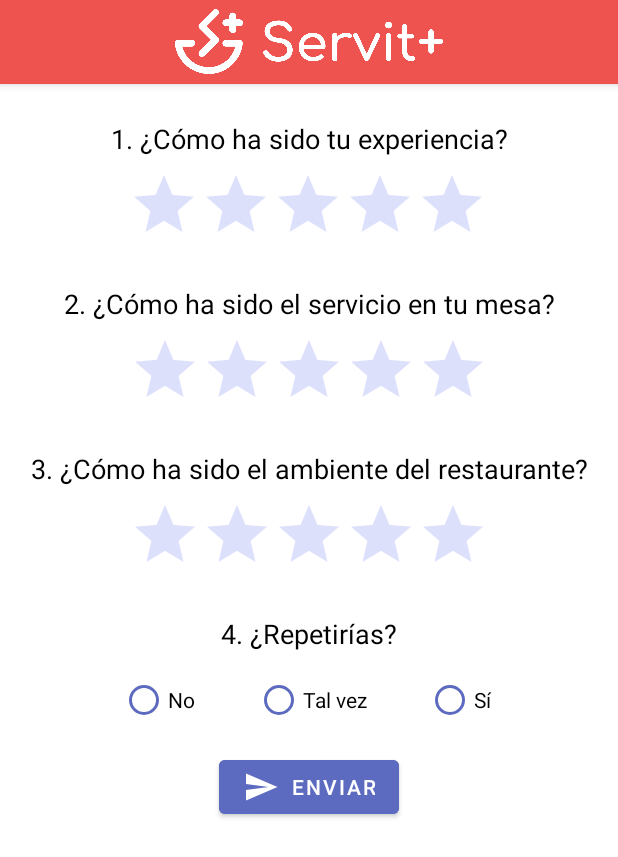
After one commit to fer227/ServitPlus, an Android app: the Valoracion screen opened directly, with no data from a screen before it, on a phone screen of 412 x 824 dp. The commit adds this screen. Shown: the top 857 px of the screen. Run offline under Robolectric (Android 15) with nearby library versions, the phone set to English and light mode, and no system bars.

Commit message:
Al solicitar cuenta, agradecimiento y valoración. Restart implementado también

```diff
--- a/app/src/main/AndroidManifest.xml
+++ b/app/src/main/AndroidManifest.xml
@@ -11,8 +11,10 @@
         android:label="@string/app_name"
         android:roundIcon="@mipmap/ic_launcher_round"
         android:supportsRtl="true"
-        android:usesCleartextTraffic="true"
-        android:theme="@style/Theme.Servit">
+        android:theme="@style/Theme.Servit"
+        android:usesCleartextTraffic="true">
+        <activity android:name=".Valoracion"></activity>
+        <activity android:name=".Agradecimiento" />
         <activity android:name=".MainActivity">
             <intent-filter>
                 <action android:name="android.intent.action.MAIN" />
--- /dev/null
+++ b/app/src/main/java/com/app/servit/Agradecimiento.java
@@ -0,0 +1,26 @@
+package com.app.servit;
+
+import androidx.appcompat.app.AppCompatActivity;
+
+import android.content.Intent;
+import android.os.Bundle;
+import android.view.View;
+import android.widget.Button;
+
+public class Agradecimiento extends AppCompatActivity {
+
+    @Override
+    protected void onCreate(Bundle savedInstanceState) {
+        super.onCreate(savedInstanceState);
+        setContentView(R.layout.agradecimiento);
+
+        Button ir_valoracion = findViewById(R.id.boton_Valoracion);
+
+        ir_valoracion.setOnClickListener(new View.OnClickListener() {
+            @Override
+            public void onClick(View v) {
+                startActivity(new Intent(Agradecimiento.this, Valoracion.class));
+            }
+        });
+    }
+}
--- /dev/null
+++ b/app/src/main/java/com/app/servit/Valoracion.java
@@ -0,0 +1,57 @@
+package com.app.servit;
+
+import androidx.appcompat.app.AppCompatActivity;
+
+import android.content.Intent;
+import android.os.Bundle;
+import android.view.View;
+import android.widget.Button;
+
+import com.app.servit.api.RetrofitService;
+import com.app.servit.utils.Utils;
+
+import retrofit2.Call;
+import retrofit2.Callback;
+import retrofit2.Response;
+
+public class Valoracion extends AppCompatActivity {
+
+    @Override
+    protected void onCreate(Bundle savedInstanceState) {
+        super.onCreate(savedInstanceState);
+
+        setContentView(R.layout.valoracion);
+        Button enviar_valoracion = findViewById(R.id.boton_fin);
+
+        enviar_valoracion.setOnClickListener(new View.OnClickListener() {
+            @Override
+            public void onClick(View v) {
+                RetrofitService.getInstance().vaciarPedidos().enqueue(new Callback<Void>() {
+                    @Override
+                    public void onResponse(Call<Void> call, Response<Void> response) {
+
+                    }
+
+                    @Override
+                    public void onFailure(Call<Void> call, Throwable t) {
+                        Utils.enviarToast("No se ha podido reiniciar el servidor", getApplicationContext());
+                    }
+                });
+
+                RetrofitService.getInstance().vaciarCarrito().enqueue(new Callback<Void>() {
+                    @Override
+                    public void onResponse(Call<Void> call, Response<Void> response) {
+
+                    }
+
+                    @Override
+                    public void onFailure(Call<Void> call, Throwable t) {
+                        Utils.enviarToast("No se ha podido reiniciar el servidor", getApplicationContext());
+                    }
+                });
+
+                startActivity(new Intent(Valoracion.this, MainActivity.class));
+            }
+        });
+    }
+}
--- a/app/src/main/java/com/app/servit/api/RetrofitAPI.java
+++ b/app/src/main/java/com/app/servit/api/RetrofitAPI.java
@@ -35,8 +35,10 @@ public interface RetrofitAPI {
     @DELETE("/carrito")
     Call<Void> vaciarCarrito();
 
+    @DELETE("/pedido")
+    Call<Void> vaciarPedidos();
+
     @POST("/pedido")
-    @FormUrlEncoded
     Call<Void> confirmarCarrito();
 
     @DELETE("/carrito/{id}")
--- a/app/src/main/java/com/app/servit/fragments/CartaFragment.java
+++ b/app/src/main/java/com/app/servit/fragments/CartaFragment.java
@@ -106,7 +106,6 @@ public class CartaFragment extends Fragment {
 
                 categorias.addAll(response.body());
                 adapterCategorias.notifyDataSetChanged();
-                Utils.enviarToast("Categorías recibidas", getContext());
             }
 
             @Override
--- a/app/src/main/java/com/app/servit/fragments/CuentaFragment.java
+++ b/app/src/main/java/com/app/servit/fragments/CuentaFragment.java
@@ -1,5 +1,6 @@
 package com.app.servit.fragments;
 
+import android.content.Intent;
 import android.os.Bundle;
 
 import androidx.activity.OnBackPressedCallback;
@@ -10,11 +11,14 @@ import androidx.recyclerview.widget.RecyclerView;
 import android.view.LayoutInflater;
 import android.view.View;
 import android.view.ViewGroup;
+import android.widget.Button;
 import android.widget.CompoundButton;
 import android.widget.EditText;
 import android.widget.Switch;
 import android.widget.TextView;
 
+import com.app.servit.Agradecimiento;
+import com.app.servit.MainActivity;
 import com.app.servit.R;
 import com.app.servit.adaptadores.ListAdapterCarrito;
 import com.app.servit.adaptadores.ListAdapterCuenta;
@@ -136,6 +140,7 @@ public class CuentaFragment extends Fragment {
 
         Switch sw = view.findViewById(R.id.switch_propina);
         EditText tx = view.findViewById(R.id.edit_propina);
+        Button solicitar_cuenta = view.findViewById(R.id.solicitar_cuenta);
 
         sw.setOnCheckedChangeListener(new CompoundButton.OnCheckedChangeListener() {
             @Override
@@ -144,6 +149,13 @@ public class CuentaFragment extends Fragment {
                     tx.setVisibility(View.VISIBLE);
                 else
                     tx.setVisibility(View.GONE);
+            }
+        });
+
+        solicitar_cuenta.setOnClickListener(new View.OnClickListener() {
+            @Override
+            public void onClick(View v) {
+                startActivity(new Intent(getActivity(), Agradecimiento.class));
             }
         });
 
--- /dev/null
+++ b/app/src/main/res/drawable/cocina.xml
@@ -0,0 +1,10 @@
+<vector xmlns:android="http://schemas.android.com/apk/res/android"
+    android:width="24dp"
+    android:height="24dp"
+    android:viewportWidth="24"
+    android:viewportHeight="24"
+    android:tint="?attr/colorControlNormal">
+  <path
+      android:fillColor="@android:color/white"
+      android:pathData="M2,17h20v2L2,19zM13.84,7.79c0.1,-0.24 0.16,-0.51 0.16,-0.79 0,-1.1 -0.9,-2 -2,-2s-2,0.9 -2,2c0,0.28 0.06,0.55 0.16,0.79C6.25,8.6 3.27,11.93 3,16h18c-0.27,-4.07 -3.25,-7.4 -7.16,-8.21z"/>
+</vector>
--- a/app/src/main/res/layout/agradecimiento.xml
+++ b/app/src/main/res/layout/agradecimiento.xml
@@ -38,10 +38,12 @@
         android:layout_width="match_parent"
         android:layout_height="wrap_content"
         android:layout_marginTop="20dp"
-        android:text="¡Gracias por la visita!"
+        android:layout_marginLeft="15dp"
+        android:layout_marginRight="15dp"
+        android:text="Mientras te traen la cuenta..."
         android:textAlignment="center"
         android:textColor="@color/colorOnSecondary"
-        android:textSize="30dp"
+        android:textSize="25dp"
         app:layout_constraintEnd_toEndOf="parent"
         app:layout_constraintHorizontal_bias="0.0"
         app:layout_constraintStart_toStartOf="parent"
@@ -60,6 +62,7 @@
         app:layout_constraintTop_toBottomOf="@+id/textView" />
 
     <Button
+        android:id="@+id/boton_Valoracion"
         android:layout_width="wrap_content"
         android:layout_height="wrap_content"
         android:layout_marginTop="15dp"
@@ -73,4 +76,20 @@
         app:layout_constraintStart_toStartOf="parent"
         app:layout_constraintTop_toBottomOf="@+id/textView2" />
 
+    <TextView
+        android:id="@+id/textView3"
+        android:layout_width="match_parent"
+        android:layout_height="wrap_content"
+        android:layout_marginLeft="15dp"
+        android:layout_marginTop="52dp"
+        android:layout_marginRight="15dp"
+        android:text="¡Gracias por la visita!"
+        android:textAlignment="center"
+        android:textColor="@color/colorOnSecondary"
+        android:textSize="32dp"
+        app:layout_constraintEnd_toEndOf="parent"
+        app:layout_constraintHorizontal_bias="0.551"
+        app:layout_constraintStart_toStartOf="parent"
+        app:layout_constraintTop_toBottomOf="@+id/boton_Valoracion" />
+
 </androidx.constraintlayout.widget.ConstraintLayout>
--- a/app/src/main/res/layout/nota_pedido.xml
+++ b/app/src/main/res/layout/nota_pedido.xml
@@ -44,12 +44,14 @@
 
     <Button
         android:id="@+id/enviar_cocina"
-        android:layout_width="200dp"
+        android:layout_width="220dp"
         android:layout_height="wrap_content"
         android:layout_gravity="center"
         android:text="Enviar a cocina"
         android:textColor="@color/white"
         android:layout_marginBottom="10dp"
+        android:drawableLeft="@drawable/cocina"
+        android:drawableTint="@color/white"
         android:backgroundTint="@color/colorSecondary"/>
 
 </LinearLayout>
--- /dev/null
+++ b/app/src/main/res/layout/valoracion.xml
@@ -0,0 +1,163 @@
+<?xml version="1.0" encoding="utf-8"?>
+<androidx.constraintlayout.widget.ConstraintLayout xmlns:android="http://schemas.android.com/apk/res/android"
+    xmlns:app="http://schemas.android.com/apk/res-auto"
+    xmlns:tools="http://schemas.android.com/tools"
+    android:layout_width="match_parent"
+    android:layout_height="match_parent">
+
+    <com.google.android.material.appbar.AppBarLayout
+        android:id="@+id/appbar"
+
+        android:layout_width="match_parent"
+        android:layout_height="wrap_content"
+        app:layout_constraintStart_toStartOf="parent"
+        app:layout_constraintTop_toTopOf="parent">
+
+
+        <androidx.appcompat.widget.Toolbar
+            android:id="@+id/toolbar"
+            android:layout_width="match_parent"
+            android:layout_height="?attr/actionBarSize"
+            app:titleTextColor="@color/white">
+
+            <ImageView
+                android:layout_width="wrap_content"
+                android:layout_height="wrap_content"
+                android:layout_gravity="center"
+                android:adjustViewBounds="true"
+                android:maxWidth="180dp"
+                android:maxHeight="60dp"
+                android:scaleType="fitCenter"
+                android:src="@drawable/logo" />
+        </androidx.appcompat.widget.Toolbar>
+
+    </com.google.android.material.appbar.AppBarLayout>
+
+    <TextView
+        android:id="@+id/textView4"
+        android:layout_width="match_parent"
+        android:layout_height="wrap_content"
+        android:layout_marginTop="24dp"
+        android:hint="1. ¿Cómo ha sido tu experiencia?"
+        android:textAlignment="center"
+        android:textColorHint="@color/black"
+        android:textSize="18dp"
+        app:layout_constraintStart_toStartOf="parent"
+        app:layout_constraintTop_toBottomOf="@+id/appbar" />
+
+    <RatingBar
+        android:id="@+id/ratingBar2"
+        android:layout_width="wrap_content"
+        android:layout_height="wrap_content"
+        android:layout_marginTop="8dp"
+        android:theme="@style/RatingBar"
+        app:layout_constraintEnd_toEndOf="parent"
+        app:layout_constraintHorizontal_bias="0.497"
+        app:layout_constraintStart_toStartOf="parent"
+        app:layout_constraintTop_toBottomOf="@+id/textView4" />
+
+    <TextView
+        android:id="@+id/textView5"
+        android:layout_width="match_parent"
+        android:layout_height="wrap_content"
+        android:layout_marginTop="20dp"
+        android:hint="2. ¿Cómo ha sido el servicio en tu mesa?"
+        android:textAlignment="center"
+        android:textColorHint="@color/black"
+        android:textSize="18dp"
+        app:layout_constraintTop_toBottomOf="@+id/ratingBar2" />
+
+    <RatingBar
+        android:id="@+id/ratingBar3"
+        android:layout_width="wrap_content"
+        android:layout_height="wrap_content"
+        android:layout_marginTop="8dp"
+        android:theme="@style/RatingBar"
+        app:layout_constraintEnd_toEndOf="parent"
+        app:layout_constraintHorizontal_bias="0.5"
+        app:layout_constraintStart_toStartOf="parent"
+        app:layout_constraintTop_toBottomOf="@+id/textView5" />
+
+    <TextView
+        android:id="@+id/textView6"
+        android:layout_width="match_parent"
+        android:layout_height="wrap_content"
+        android:layout_marginTop="20dp"
+        android:hint="3. ¿Cómo ha sido el ambiente del restaurante?"
+        android:textAlignment="center"
+        android:textColorHint="@color/black"
+        android:textSize="18dp"
+        app:layout_constraintTop_toBottomOf="@+id/ratingBar3" />
+
+    <RatingBar
+        android:id="@+id/ratingBar4"
+        android:layout_width="wrap_content"
+        android:layout_height="wrap_content"
+        android:layout_marginTop="8dp"
+        android:theme="@style/RatingBar"
+        app:layout_constraintEnd_toEndOf="parent"
+        app:layout_constraintHorizontal_bias="0.5"
+        app:layout_constraintStart_toStartOf="parent"
+        app:layout_constraintTop_toBottomOf="@+id/textView6" />
+
+    <TextView
+        android:id="@+id/textView7"
+        android:layout_width="match_parent"
+        android:layout_height="wrap_content"
+        android:layout_marginTop="20dp"
+        android:hint="4. ¿Repetirías?"
+        android:textAlignment="center"
+        android:textColorHint="@color/black"
+        android:textSize="18dp"
+        app:layout_constraintTop_toBottomOf="@+id/ratingBar4" />
+
+    <RadioButton
+        android:id="@+id/radioButton"
+        android:layout_width="wrap_content"
+        android:layout_height="wrap_content"
+        android:layout_marginStart="80dp"
+        android:layout_marginTop="8dp"
+        android:buttonTint="@color/colorSecondary"
+        android:text="No"
+        app:layout_constraintStart_toStartOf="parent"
+        app:layout_constraintTop_toBottomOf="@+id/textView7" />
+
+    <RadioButton
+        android:id="@+id/radioButton2"
+        android:layout_width="wrap_content"
+        android:layout_height="wrap_content"
+        android:layout_marginTop="8dp"
+        android:buttonTint="@color/colorSecondary"
+        android:text="Tal vez"
+        app:layout_constraintEnd_toStartOf="@+id/radioButton3"
+        app:layout_constraintHorizontal_bias="0.5"
+        app:layout_constraintStart_toEndOf="@+id/radioButton"
+        app:layout_constraintTop_toBottomOf="@+id/textView7" />
+
+    <Button
+        android:id="@+id/boton_fin"
+        android:layout_width="wrap_content"
+        android:layout_height="wrap_content"
+        android:backgroundTint="@color/colorSecondary"
+        android:drawableLeft="@drawable/enviar"
+        android:drawableTint="@color/white"
+        android:text="ENVIAR"
+        android:layout_marginTop="10dp"
+        android:textColor="@color/white"
+        app:layout_constraintEnd_toEndOf="parent"
+        app:layout_constraintHorizontal_bias="0.5"
+        app:layout_constraintStart_toStartOf="parent"
+        app:layout_constraintTop_toBottomOf="@+id/radioButton2" />
+
+    <RadioButton
+        android:id="@+id/radioButton3"
+        android:layout_width="wrap_content"
+        android:layout_height="wrap_content"
+        android:layout_marginTop="8dp"
+        android:layout_marginRight="80dp"
+        android:buttonTint="@color/colorSecondary"
+        android:text="Sí"
+        app:layout_constraintEnd_toEndOf="parent"
+        app:layout_constraintTop_toBottomOf="@+id/textView7" />
+
+</androidx.constraintlayout.widget.ConstraintLayout>
--- a/app/src/main/res/values/themes.xml
+++ b/app/src/main/res/values/themes.xml
@@ -32,4 +32,9 @@
         <!-- active thumb & track color (30% transparency) -->
         <item name="colorControlActivated">#5C6BC0</item>
     </style>
+
+    <style name="RatingBar" parent="Theme.AppCompat">
+        <item name="colorControlNormal">@color/colorSecondaryVariant</item>
+        <item name="colorControlActivated">@color/colorOnSecondary</item>
+    </style>
 </resources>
```
